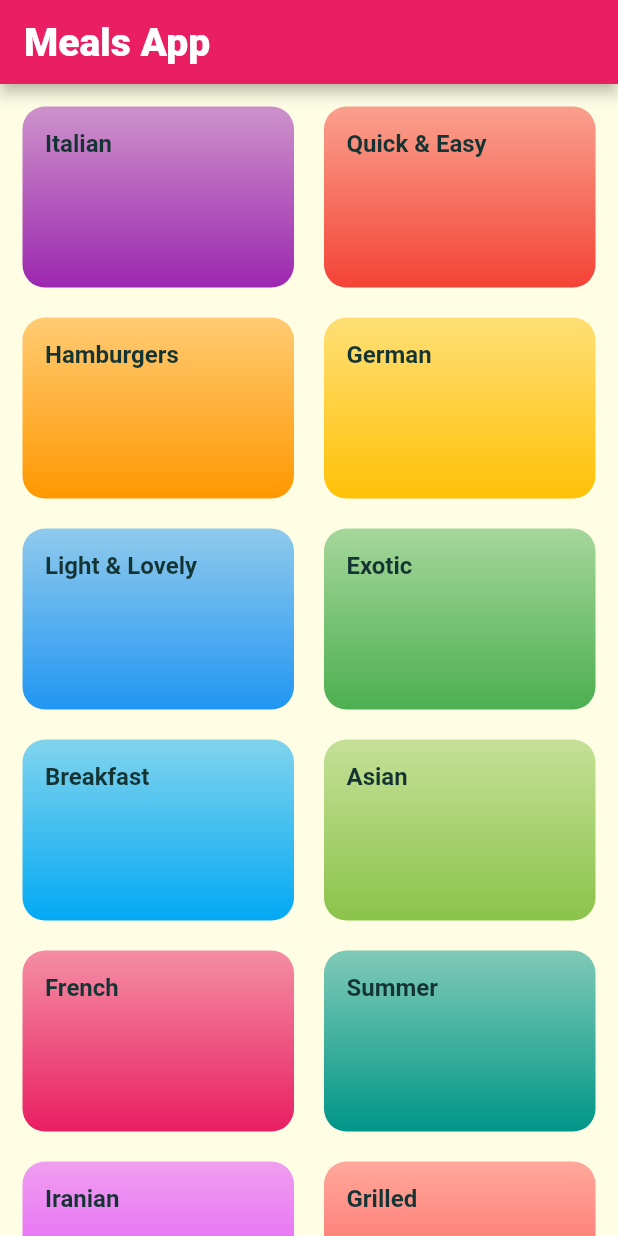
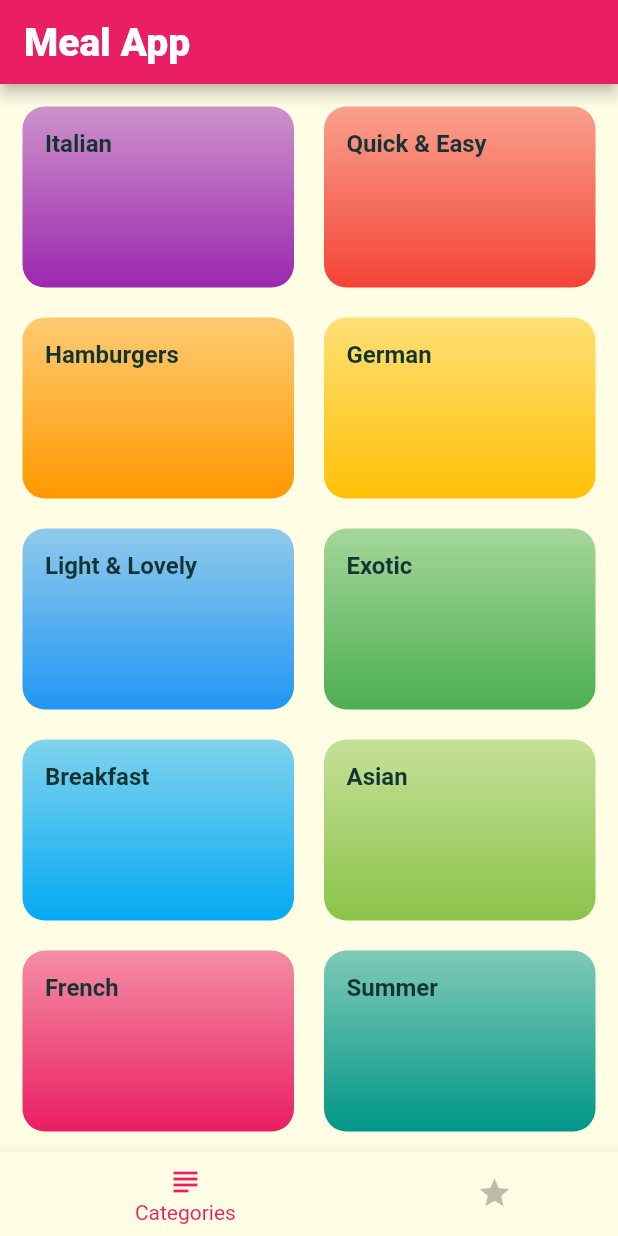
Before and after one commit to daninikkhah/meals_app, a Flutter app: the screen it shows after launch, on a phone screen of 412 x 824 dp. Run offline on Flutter 3.47's test engine with Material 2 defaults, Android fonts, the phone set to English and light mode, and no system bars; our stand-ins replace google_fonts; Roboto replaces fonts that are missing (Damion).

Commit message:
-TabsScreen added -initial route set to TabsScreen -some font size changed(MealDetailScreen-RecipeTile,IngredientGridView)

```diff
--- a/lib/main.dart
+++ b/lib/main.dart
@@ -3,6 +3,7 @@ import 'package:mealsapp/screens/category_meals_screen.dart';
 import './screens/category_screen.dart';
 import 'package:google_fonts/google_fonts.dart';
 import './screens/meal_detail_screen.dart';
+import './screens/tabs_screen.dart';
 
 void main() {
   runApp(MyApp());
@@ -27,8 +28,9 @@ class MyApp extends StatelessWidget {
                   color: Colors.white),
             ),
       ),
-      initialRoute: CategoryScreen.route,
+      initialRoute: TabsScreen.route,
       routes: {
+        TabsScreen.route: (context) => TabsScreen(),
         CategoryScreen.route: (context) => CategoryScreen(),
         CategoryMealsScreen.route: (context) => CategoryMealsScreen(),
         MealDetailScreen.route: (context) => MealDetailScreen(),
--- a/lib/screens/category_screen.dart
+++ b/lib/screens/category_screen.dart
@@ -8,29 +8,17 @@ class CategoryScreen extends StatelessWidget {
   @override
   Widget build(BuildContext context) {
     double deviceWidth = MediaQuery.of(context).size.width;
-    return Scaffold(
-      appBar: AppBar(
-        title: Text(
-          'Meals App',
-          style: kTitleStyle,
-        ),
-      ),
-      body: SafeArea(
-        child: GridView(
+    return GridView(
       padding: const EdgeInsets.all(15),
       children: categoryList
           .map((category) => CategoryCard(
-                  title: category.title,
-                  id: category.id,
-                  color: category.color))
+              title: category.title, id: category.id, color: category.color))
           .toList(),
       gridDelegate: SliverGridDelegateWithMaxCrossAxisExtent(
           maxCrossAxisExtent: deviceWidth * 0.5,
           crossAxisSpacing: 20,
           mainAxisSpacing: 20,
           childAspectRatio: 1.5),
-        ),
-      ),
     );
   }
 }
--- /dev/null
+++ b/lib/screens/tabs_screen.dart
@@ -0,0 +1,48 @@
+import 'package:flutter/material.dart';
+import 'package:mealsapp/screens/category_screen.dart';
+
+class TabsScreen extends StatefulWidget {
+  static const String route = 'TabsScreen';
+  @override
+  _TabsScreenState createState() => _TabsScreenState();
+}
+
+class _TabsScreenState extends State<TabsScreen> {
+  final List<Widget> screens = [CategoryScreen()];
+  int index = 0;
+  void changeIndex(int input) {
+    setState(() {
+      index = input;
+    });
+  }
+
+  @override
+  Widget build(BuildContext context) {
+    return Scaffold(
+      appBar: AppBar(
+        title: Text(
+          'Meal App',
+          style: Theme.of(context).textTheme.headline6,
+        ),
+      ),
+      body: CategoryScreen(),
+      bottomNavigationBar: BottomNavigationBar(
+        onTap: changeIndex,
+        currentIndex: index,
+        type: BottomNavigationBarType.shifting,
+        selectedItemColor: Theme.of(context).primaryColor,
+        unselectedItemColor: Colors.black26,
+        items: [
+          const BottomNavigationBarItem(
+            icon: Icon(Icons.subject),
+            title: Text('Categories'),
+          ),
+          const BottomNavigationBarItem(
+            icon: Icon(Icons.star),
+            title: Text('Favorites'),
+          ),
+        ],
+      ),
+    );
+  }
+}
--- a/lib/widgets/recipe_tile.dart
+++ b/lib/widgets/recipe_tile.dart
@@ -16,7 +16,10 @@ class _RecipeTileState extends State<RecipeTile> {
       leading: CircleAvatar(
         child: Text('#${widget.index + 1}'),
       ),
-      title: Text(widget.step),
+      title: Text(
+        widget.step,
+        style: TextStyle(fontSize: 16),
+      ),
       trailing: Checkbox(
           activeColor: Theme.of(context).primaryColor,
           value: isChecked,
```
Also changed, not shown: lib/widgets/ingredient_grid_view.dart (+11 -7 lines). Lines whose indentation alone changed are shown as unchanged.
